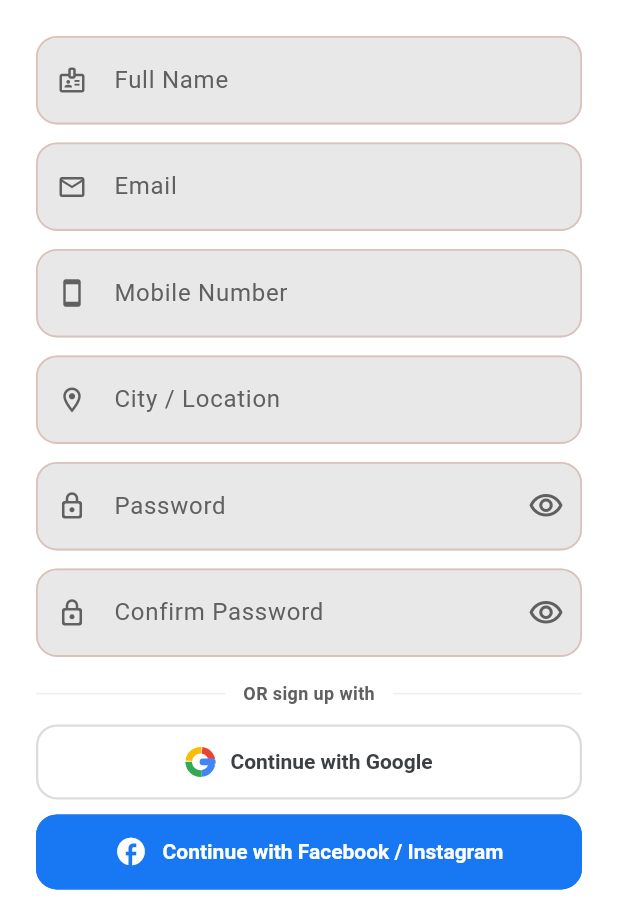
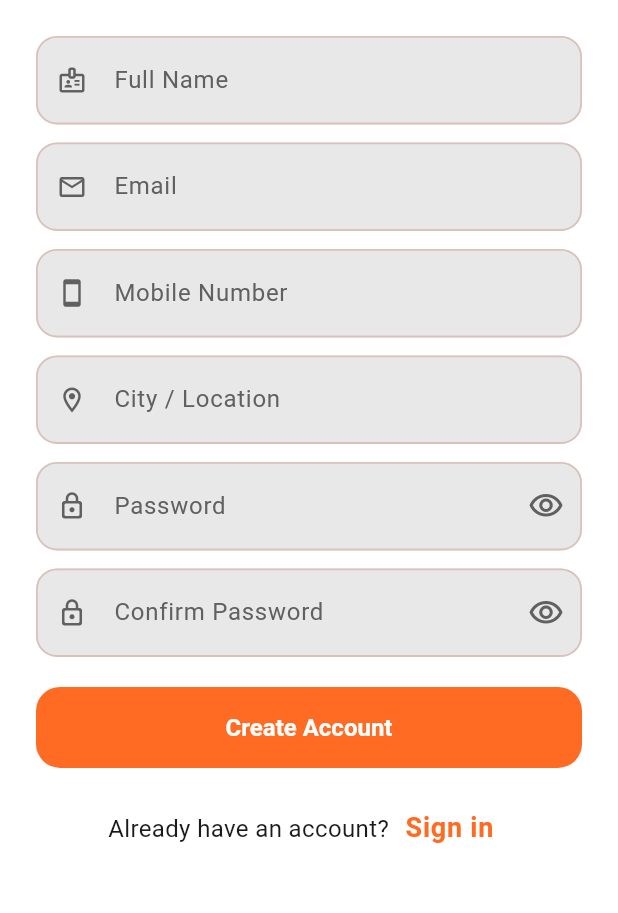
Before and after one commit to gopalakrbiec-ui/claude_project_7_client, a Flutter app: the SignupScreen screen opened by its route, on a phone screen of 412 x 824 dp, the part 323-1236 px from its top. Run offline on Flutter 3.47's test engine with Material 3 defaults, Android fonts, the phone set to English and light mode, and no system bars; our stand-ins replace cached_network_image, connectivity_plus, dio, flutter_image_compress, flutter_riverpod, go_router and 3 more; missing offline and left inert: gal, openapi_generator_annotations, razorpay_flutter; accounts and stored records are empty; generated files the repository leaves out were written again.

Commit message:
Remove social (Google/Facebook) sign-in, keep password + OTP
- Remove google_sign_in and flutter_facebook_auth packages
- Remove loginWithGoogle/loginWithFacebook from repository and controller
- Remove SocialAuthButton widget and strings.xml
- Remove Facebook SDK entries from AndroidManifest
- Login screen: email/password primary, OTP as optional alternative
- Signup screen: form only (Name, Email, Mobile, City, Password)

Co-Authored-By: Claude Sonnet 4.6 <noreply@anthropic.com>
Claude-Session: https://claude.ai/code/session_016DpaGXXwC8zWPWqBkN1LND

```diff
--- a/lib/screens/login/signup_screen.dart
+++ b/lib/screens/login/signup_screen.dart
@@ -4,7 +4,6 @@ import 'package:go_router/go_router.dart';
 
 import '../../api/api_error.dart';
 import '../../controllers/auth_controller.dart';
-import '../../widgets/social_auth_button.dart';
 
 class SignupScreen extends ConsumerStatefulWidget {
   const SignupScreen({super.key});
@@ -25,7 +24,6 @@ class _SignupScreenState extends ConsumerState<SignupScreen> {
   bool _obscurePass = true;
   bool _obscureConfirm = true;
   bool _loading = false;
-  bool _socialLoading = false;
   String? _error;
 
   @override
@@ -37,24 +35,6 @@ class _SignupScreenState extends ConsumerState<SignupScreen> {
     _passwordCtrl.dispose();
     _confirmCtrl.dispose();
     super.dispose();
-  }
-
-  Future<void> _socialLogin(Future<bool> Function() action) async {
-    setState(() {
-      _socialLoading = true;
-      _error = null;
-    });
-    try {
-      await action();
-    } on ServerError catch (e) {
-      setState(() => _error = e.message);
-    } on NetworkError catch (_) {
-      setState(() => _error = 'No internet connection. Please try again.');
-    } catch (_) {
-      setState(() => _error = 'Sign-in failed. Please try again.');
-    } finally {
-      if (mounted) setState(() => _socialLoading = false);
-    }
   }
 
   Future<void> _register() async {
@@ -251,48 +231,7 @@ class _SignupScreenState extends ConsumerState<SignupScreen> {
                       ),
                     ],
 
-                    const SizedBox(height: 16),
-
-                    Row(children: [
-                      const Expanded(child: Divider()),
-                      Padding(
-                        padding: const EdgeInsets.symmetric(horizontal: 12),
-                        child: Text('OR sign up with',
-                            style: TextStyle(
-                                color: theme.colorScheme.onSurfaceVariant,
-                                fontSize: 12,
-                                fontWeight: FontWeight.w600)),
-                      ),
-                      const Expanded(child: Divider()),
-                    ]),
-                    const SizedBox(height: 12),
-                    SocialAuthButton.google(
-                      loading: _socialLoading,
-                      onPressed: () => _socialLogin(
-                          () => ref.read(authControllerProvider.notifier).loginWithGoogle()),
-                    ),
-                    const SizedBox(height: 10),
-                    SocialAuthButton.facebook(
-                      loading: _socialLoading,
-                      onPressed: () => _socialLogin(
-                          () => ref.read(authControllerProvider.notifier).loginWithFacebook()),
-                    ),
-
                     const SizedBox(height: 20),
-
-                    Row(children: [
-                      const Expanded(child: Divider()),
-                      Padding(
-                        padding: const EdgeInsets.symmetric(horizontal: 12),
-                        child: Text('OR fill form',
-                            style: TextStyle(
-                                color: theme.colorScheme.onSurfaceVariant,
-                                fontSize: 12,
-                                fontWeight: FontWeight.w600)),
-                      ),
-                      const Expanded(child: Divider()),
-                    ]),
-                    const SizedBox(height: 16),
 
                     SizedBox(
                       height: 54,
--- a/lib/widgets/social_auth_button.dart
+++ /dev/null
@@ -1,170 +0,0 @@
-import 'package:flutter/material.dart';
-
-/// A branded social auth button.  Use the named constructors:
-///   SocialAuthButton.google(...)
-///   SocialAuthButton.facebook(...)
-class SocialAuthButton extends StatelessWidget {
-  const SocialAuthButton._({
-    required this.label,
-    required this.logo,
-    required this.bgColor,
-    required this.fgColor,
-    required this.borderColor,
-    required this.onPressed,
-    required this.loading,
-  });
-
-  factory SocialAuthButton.google({
-    required VoidCallback? onPressed,
-    bool loading = false,
-  }) =>
-      SocialAuthButton._(
-        label: 'Continue with Google',
-        logo: _GoogleLogo(),
-        bgColor: Colors.white,
-        fgColor: const Color(0xFF3C4043),
-        borderColor: const Color(0xFFDADCE0),
-        onPressed: onPressed,
-        loading: loading,
-      );
-
-  factory SocialAuthButton.facebook({
-    required VoidCallback? onPressed,
-    bool loading = false,
-  }) =>
-      SocialAuthButton._(
-        label: 'Continue with Facebook / Instagram',
-        logo: const _MetaLogo(),
-        bgColor: const Color(0xFF1877F2),
-        fgColor: Colors.white,
-        borderColor: const Color(0xFF1877F2),
-        onPressed: onPressed,
-        loading: loading,
-      );
-
-  final String label;
-  final Widget logo;
-  final Color bgColor;
-  final Color fgColor;
-  final Color borderColor;
-  final VoidCallback? onPressed;
-  final bool loading;
-
-  @override
-  Widget build(BuildContext context) {
-    return SizedBox(
-      height: 50,
-      child: OutlinedButton(
-        onPressed: loading ? null : onPressed,
-        style: OutlinedButton.styleFrom(
-          backgroundColor: bgColor,
-          foregroundColor: fgColor,
-          side: BorderSide(color: borderColor, width: 1.5),
-          shape: RoundedRectangleBorder(
-              borderRadius: BorderRadius.circular(14)),
-          padding: const EdgeInsets.symmetric(horizontal: 16),
-        ),
-        child: loading
-            ? SizedBox(
-                width: 20,
-                height: 20,
-                child: CircularProgressIndicator(
-                    strokeWidth: 2,
-                    color: fgColor.withValues(alpha: 0.8)))
-            : Row(
-                mainAxisAlignment: MainAxisAlignment.center,
-                children: [
-                  logo,
-                  const SizedBox(width: 10),
-                  Text(label,
-                      style: TextStyle(
-                          fontSize: 14,
-                          fontWeight: FontWeight.w600,
-                          color: fgColor)),
-                ],
-              ),
-      ),
-    );
-  }
-}
-
-class _GoogleLogo extends StatelessWidget {
-  _GoogleLogo();
-
-  @override
-  Widget build(BuildContext context) {
-    return SizedBox(
-      width: 20,
-      height: 20,
-      child: CustomPaint(painter: _GoogleLogoPainter()),
-    );
-  }
-}
-
-class _GoogleLogoPainter extends CustomPainter {
-  @override
-  void paint(Canvas canvas, Size size) {
-    final cx = size.width / 2;
-    final cy = size.height / 2;
-    final r = size.width / 2;
-
-    // Draw 4 coloured arcs
-    final paint = Paint()
-      ..style = PaintingStyle.stroke
-      ..strokeWidth = size.width * 0.22;
-
-    const colors = [
-      Color(0xFF4285F4), // blue  — right
-      Color(0xFF34A853), // green — bottom
-      Color(0xFFFBBC05), // yellow — left
-      Color(0xFFEA4335), // red   — top
-    ];
-    const startAngles = [-0.1, 1.48, 3.24, 4.85];
-    const sweeps = [1.58, 1.68, 1.55, 1.55];
-
-    for (var i = 0; i < 4; i++) {
-      paint.color = colors[i];
-      canvas.drawArc(
-        Rect.fromCircle(center: Offset(cx, cy), radius: r * 0.78),
-        startAngles[i],
-        sweeps[i],
-        false,
-        paint,
-      );
-    }
-
-    // White gap strip on the right (mimics the open space for the G bar)
-    final gapPaint = Paint()
-      ..color = Colors.white
-      ..style = PaintingStyle.fill;
-    canvas.drawRect(
-        Rect.fromLTWH(cx, cy - size.height * 0.1, r, size.height * 0.2),
-        gapPaint);
-
-    // Blue horizontal bar
-    paint
-      ..color = const Color(0xFF4285F4)
-      ..style = PaintingStyle.fill
-      ..strokeWidth = 0;
-    canvas.drawRRect(
-      RRect.fromRectAndRadius(
-        Rect.fromLTWH(cx - r * 0.05, cy - size.height * 0.11, r * 1.05,
-            size.height * 0.22),
-        const Radius.circular(2),
-      ),
-      Paint()..color = const Color(0xFF4285F4),
-    );
-  }
-
-  @override
-  bool shouldRepaint(covariant CustomPainter oldDelegate) => false;
-}
-
-class _MetaLogo extends StatelessWidget {
-  const _MetaLogo();
-
-  @override
-  Widget build(BuildContext context) {
-    return const Icon(Icons.facebook_rounded, color: Colors.white, size: 22);
-  }
-}
--- a/pubspec.yaml
+++ b/pubspec.yaml
@@ -53,9 +53,6 @@ dependencies:
   # Offline detection
   connectivity_plus: ^6.0.3
 
-  # Social auth
-  google_sign_in: ^6.2.1
-  flutter_facebook_auth: ^7.1.1
 
 dev_dependencies:
   flutter_test:
```
Also changed, not shown: lib/controllers/auth_controller.dart (+0 -24 lines), lib/repositories/auth_repository.dart (+0 -46 lines), lib/screens/login/login_screen.dart (+15 -48 lines), 2 other files.
